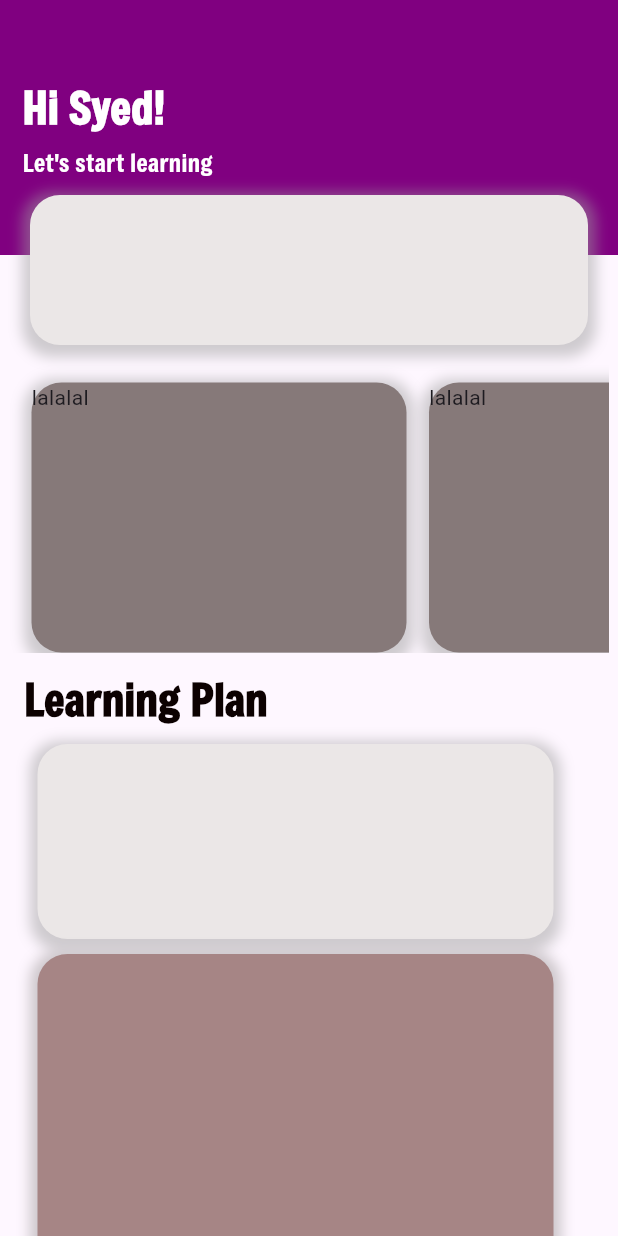
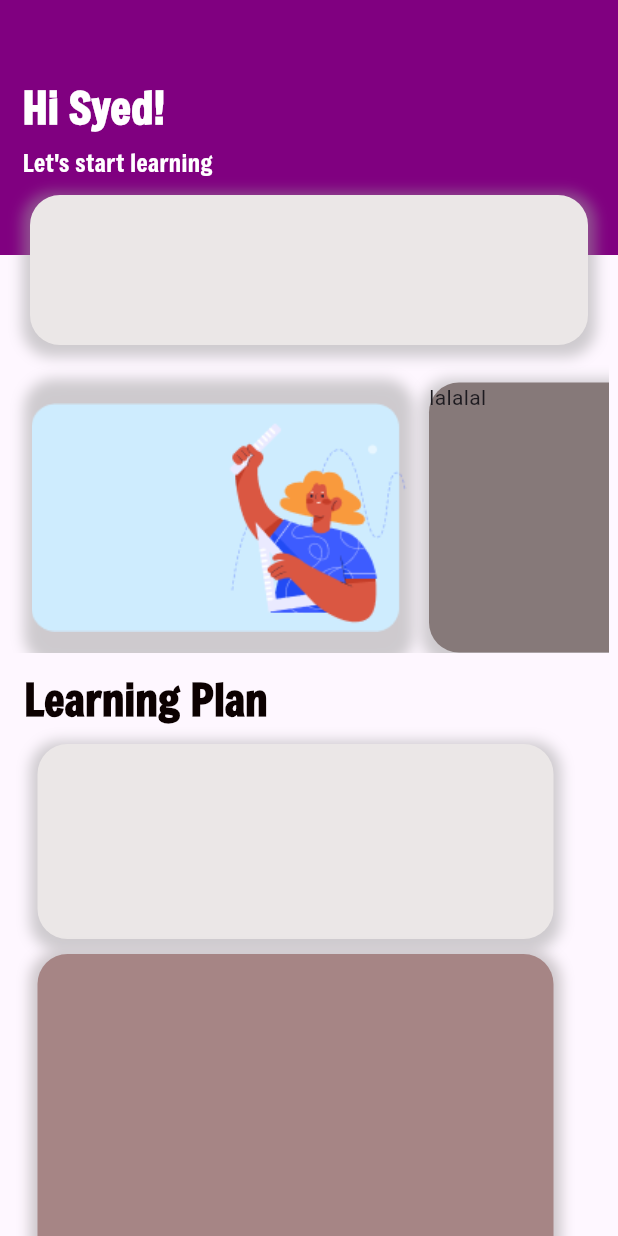
Before and after one commit to SyedAleezHassan/Online_Learning_App_flutter, a Flutter app: the HomeScreen screen opened directly, on a phone screen of 412 x 824 dp. Run offline on Flutter 3.47's test engine with Material 3 defaults, Android fonts, the phone set to English and light mode, and no system bars; our stand-ins replace carousel_slider; missing offline and left inert: fluid_bottom_nav_bar.

Commit message:
adding images and texts in home screen

```diff
--- a/lib/screens/home.dart
+++ b/lib/screens/home.dart
@@ -81,10 +81,23 @@ class _HomeScreenState extends State<HomeScreen> {
                                 height: 180,
                                 width: 250,
                                 margin: EdgeInsets.only(top: 15, left: 15),
-                                child: Text("lalalal"),
+                                child: Stack(
+                                  children: [
+                                    // Text("lalalal"),
+                                    Positioned(
+                                      top: 0,
+                                      bottom: 0,
+                                      child: Image.asset(
+                                        "assets/card.png",
+                                        height: 270,
+                                        width: 250,
+                                      ),
+                                    )
+                                  ],
+                                ),
                                 decoration: BoxDecoration(
                                     borderRadius: BorderRadius.circular(20),
-                                    color: Color.fromARGB(255, 134, 121, 121),
+                                    // color: Color.fromARGB(255, 134, 121, 121),
                                     boxShadow: [
                                       BoxShadow(
                                         color: Colors.grey.withOpacity(0.5),
```
Also changed, not shown: assets/card.png (added).
